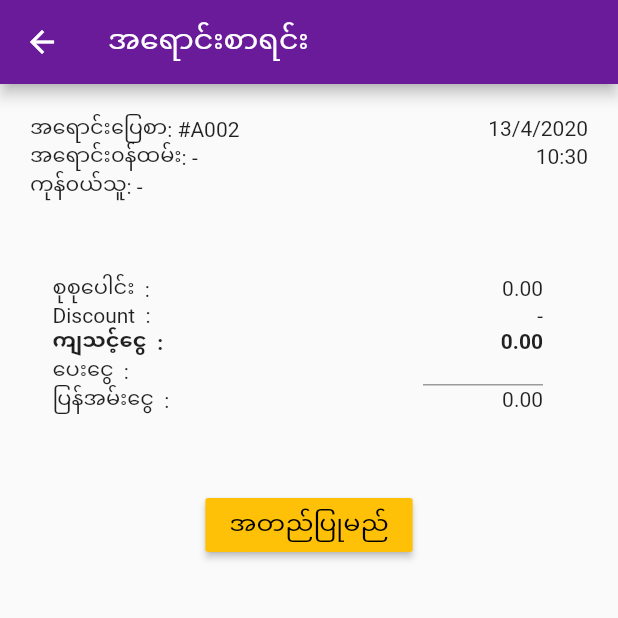
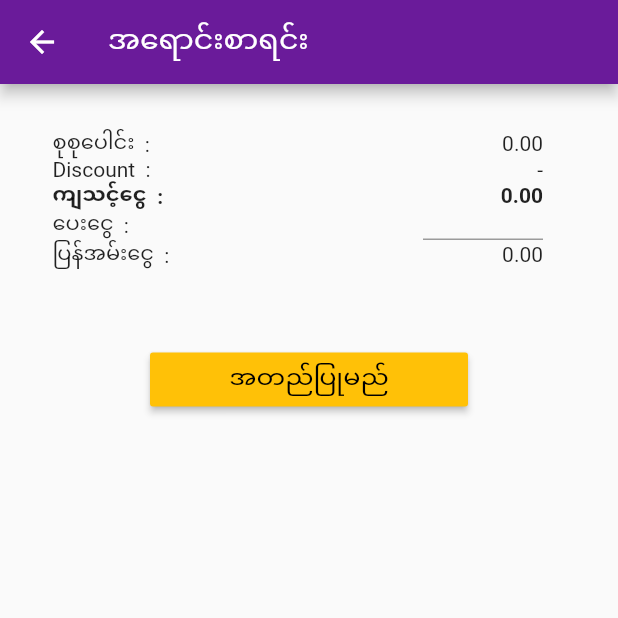
Before and after one commit to hponemahn/bossi_pos, a Flutter app: the CartScreen screen opened by its route, on a phone screen of 412 x 824 dp, the top half of it. Run offline on Flutter 3.47's test engine with Material 2 defaults, Android fonts, the phone set to English and light mode, and no system bars; our stand-ins replace pdf, printing.

Commit message:
repaired card and order design

```diff
--- a/lib/print/document.dart
+++ b/lib/print/document.dart
@@ -68,6 +68,7 @@ Future<pw.Document> generateDocument(
                 ],
               ),
               pw.SizedBox(height: 20),
+
               pw.ListView(
                 children: _cartForPrint.cart.entries
                     .map(
@@ -95,6 +96,7 @@ Future<pw.Document> generateDocument(
                     )
                     .toList(),
               ),
+
               pw.SizedBox(height: 20),
               pw.Row(
                 mainAxisAlignment: pw.MainAxisAlignment.spaceBetween,
--- a/lib/screens/cart_screen.dart
+++ b/lib/screens/cart_screen.dart
@@ -28,59 +28,54 @@ class CartScreen extends StatelessWidget {
         appBar: AppBar(
           title: Text("အရောင်းစာရင်း"),
         ),
-        body: SafeArea(
-            child: SingleChildScrollView(
-                child: Column(children: [
-          Container(
-              // height: MediaQuery.of(context).size.height,
-              child: Padding(
-                  padding: const EdgeInsets.all(20.0),
-                  child: Table(
-                      // border: TableBorder.all(width: 1.0, color: Colors.black),
-                      children: [
-                        TableRow(children: [
-                          TableCell(
-                            child: Row(
-                              mainAxisAlignment: MainAxisAlignment.spaceBetween,
-                              children: <Widget>[
-                                new Text('အရောင်းပြေစာ: #A002'),
-                                new Text("$_curDay/$_curMon/$_curYear"),
-                              ],
-                            ),
-                          )
-                        ]),
-                        TableRow(children: [
-                          TableCell(
-                            child: Row(
-                              mainAxisAlignment: MainAxisAlignment.spaceBetween,
-                              children: <Widget>[
-                                new Text('အရောင်း၀န်ထမ်း: -'),
-                                new Text("$_curHr:$_curMin"),
-                              ],
-                            ),
-                          )
-                        ]),
-                        TableRow(children: [
-                          TableCell(
-                            child: Row(
-                              mainAxisAlignment: MainAxisAlignment.spaceBetween,
-                              children: <Widget>[
-                                new Text("ကုန်၀ယ်သူ: -"),
-                                // new Text("Add, Edit"),
-                              ],
-                            ),
-                          )
-                        ]),
-                      ]))),
+        body: ListView(children: [
+          // Container(
+          //     // height: MediaQuery.of(context).size.height,
+          //     child: Padding(
+          //         padding: const EdgeInsets.all(20.0),
+          //         child: Table(
+          //             // border: TableBorder.all(width: 1.0, color: Colors.black),
+          //             children: [
+          //               TableRow(children: [
+          //                 TableCell(
+          //                   child: Row(
+          //                     mainAxisAlignment: MainAxisAlignment.spaceBetween,
+          //                     children: <Widget>[
+          //                       new Text('အရောင်းပြေစာ: #A002'),
+          //                       new Text("$_curDay/$_curMon/$_curYear"),
+          //                     ],
+          //                   ),
+          //                 )
+          //               ]),
+          //               TableRow(children: [
+          //                 TableCell(
+          //                   child: Row(
+          //                     mainAxisAlignment: MainAxisAlignment.spaceBetween,
+          //                     children: <Widget>[
+          //                       new Text('အရောင်း၀န်ထမ်း: -'),
+          //                       new Text("$_curHr:$_curMin"),
+          //                     ],
+          //                   ),
+          //                 )
+          //               ]),
+          //               TableRow(children: [
+          //                 TableCell(
+          //                   child: Row(
+          //                     mainAxisAlignment: MainAxisAlignment.spaceBetween,
+          //                     children: <Widget>[
+          //                       new Text("ကုန်၀ယ်သူ: -"),
+          //                       // new Text("Add, Edit"),
+          //                     ],
+          //                   ),
+          //                 )
+          //               ]),
+          //             ]))),
           SizedBox(
             height: 20,
           ),
-          ListView(
-            shrinkWrap: true,
-            padding: EdgeInsets.symmetric(horizontal: 20, vertical: 0),
-            children: _cart.cart.entries
-                .map(
-                  (cart) => Card(
+          ..._cart.cart.values.toList().map((cartItem) => Padding(
+              padding: EdgeInsets.symmetric(horizontal: 20, vertical: 0),
+              child: Card(
                     child: SizedBox(
                       height: 60,
                       child: Row(
@@ -88,7 +83,7 @@ class CartScreen extends StatelessWidget {
                     children: [
                       Expanded(
                         flex: 2.5.toInt(),
-                        child: Text(cart.value.name, style: TextStyle(fontSize: 16), textAlign: TextAlign.center),
+                        child: Text(cartItem.name, style: TextStyle(fontSize: 16), textAlign: TextAlign.center),
                       ),
                       Expanded(
                         flex: 2.5.toInt(),
@@ -102,10 +97,10 @@ class CartScreen extends StatelessWidget {
                                   padding: new EdgeInsets.all(0.0),
                                   icon: new Icon(Icons.add_circle_outline,
                                       size: 25.0),
-                                  onPressed: () => _cart.add(cart.value.id,
-                                      cart.value.name, cart.value.price),
+                                  onPressed: () => _cart.add(cartItem.id,
+                                      cartItem.name, cartItem.price),
                                 )),
-                            Text(cart.value.qty.toString(),
+                            Text(cartItem.qty.toString(),
                                 style: TextStyle(fontSize: 18)),
                             SizedBox(
                                 height: 25.0,
@@ -114,26 +109,25 @@ class CartScreen extends StatelessWidget {
                                   padding: new EdgeInsets.all(0.0),
                                   icon: new Icon(Icons.remove_circle_outline,
                                       size: 25.0),
-                                  onPressed: () => _cart.remove(cart.value.id,
-                                      cart.value.name, cart.value.price),
+                                  onPressed: () => _cart.remove(cartItem.id,
+                                      cartItem.name, cartItem.price),
                                 )),
                           ],
                         ),
                       ),
                       Expanded(
                         flex: 2.5.toInt(),
-                        child: Text(cart.value.price.toString(), style: TextStyle(fontSize: 16), textAlign: TextAlign.center),
+                        child: Text(cartItem.price.toString(), style: TextStyle(fontSize: 16), textAlign: TextAlign.center),
                       ),
                       Expanded(
                         flex: 2.5.toInt(),
-                        child: Text("${cart.value.qty * cart.value.price}", style: TextStyle(fontSize: 16), textAlign: TextAlign.center),
+                        child: Text("${cartItem.qty * cartItem.price}", style: TextStyle(fontSize: 16), textAlign: TextAlign.center),
                       ),
                     ],
                   ),
                     ),
                   ),
-                )
-                .toList(),
+            ),
           ),
           Container(
               // height: MediaQuery.of(context).size.height,
@@ -218,7 +212,7 @@ class CartScreen extends StatelessWidget {
                         ]),
                       ]))),
           Container(
-            padding: EdgeInsets.fromLTRB(100, 30, 100, 0),
+            padding: EdgeInsets.fromLTRB(100, 30, 100, 30),
             child: RaisedButton(
               onPressed: () {
                 Navigator.pushNamed(context, OrderScreen.routeName);
@@ -229,8 +223,6 @@ class CartScreen extends StatelessWidget {
                   Text("အတည်ပြုမည်", style: Theme.of(context).textTheme.button),
             ),
           ),
-        ]))),
-      ),
-    );
+        ])));
   }
 }
```
Also changed, not shown: lib/screens/order_screen.dart (+8 -12 lines).
